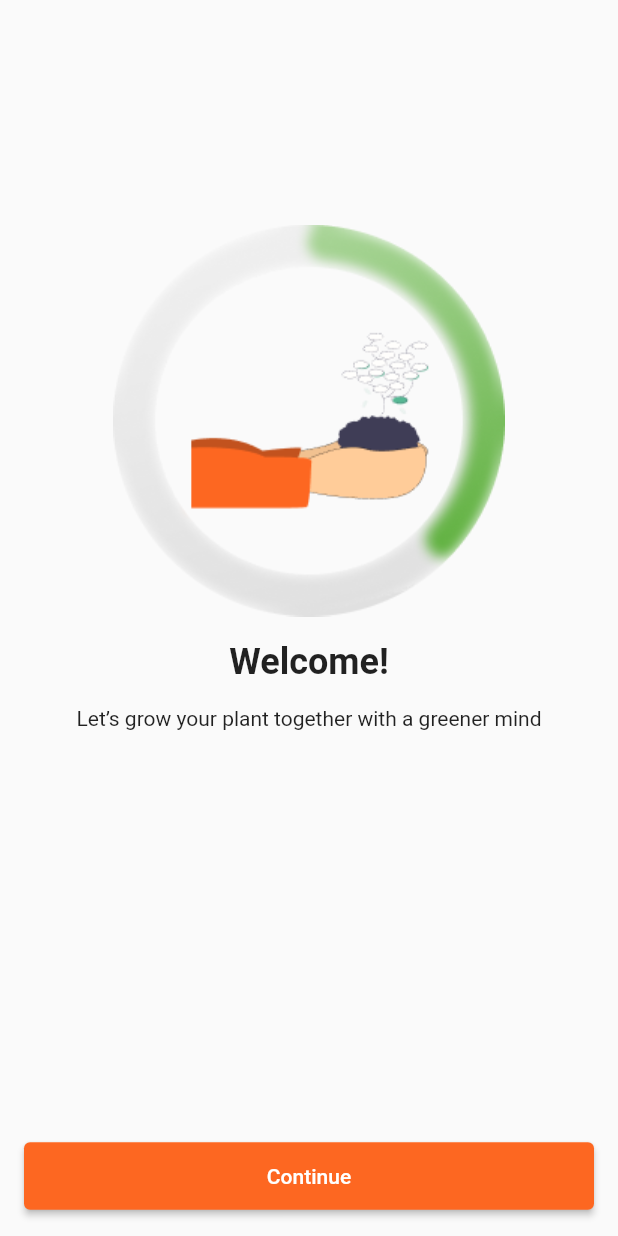
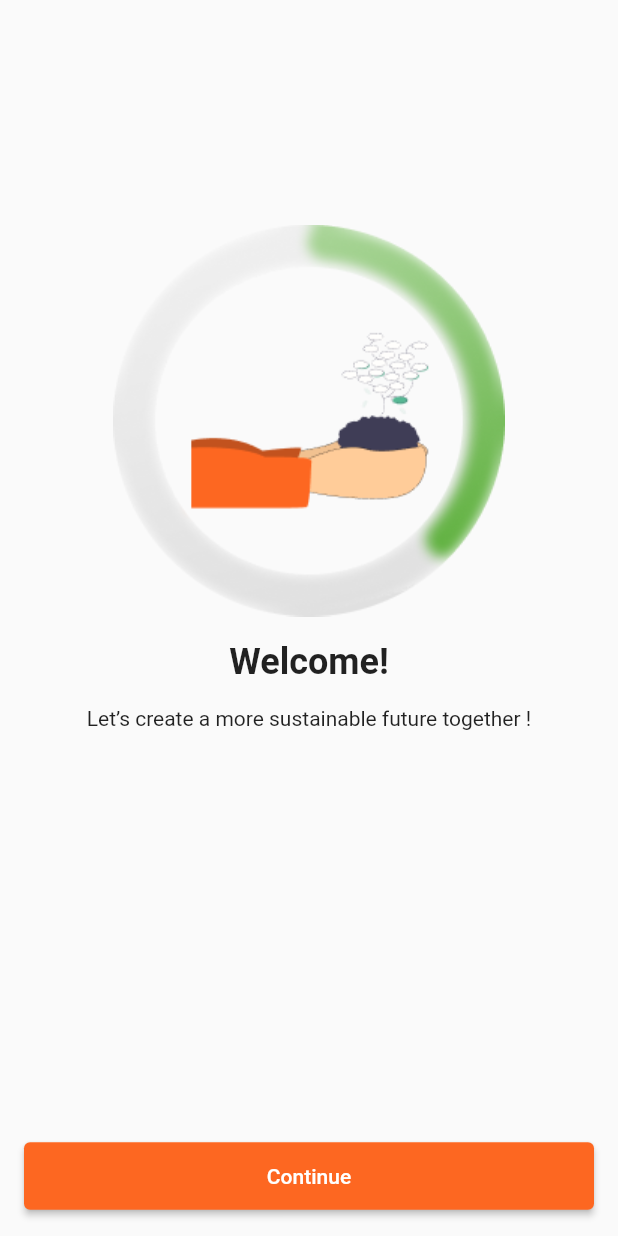
Before and after one commit to Omerixe/EcoMi, a Flutter app: the BadgeScreen screen opened directly, on a phone screen of 412 x 824 dp. Run offline on Flutter 3.47's test engine with Material 2 defaults, Android fonts, the phone set to English and light mode, and no system bars; our stand-ins replace introduction_screen, shared_preferences; accounts and stored records are empty.

Commit message:
adapt copy to figma design

```diff
--- a/lib/screens/badge_screen.dart
+++ b/lib/screens/badge_screen.dart
@@ -25,7 +25,7 @@ class BadgeScreen extends StatelessWidget {
                     ),
                   ),
                   Text(
-                    'Let’s grow your plant together with a greener mind ',
+                    'Let’s create a more sustainable future together !',
                     textAlign: TextAlign.center,
                   ),
                 ],
```
